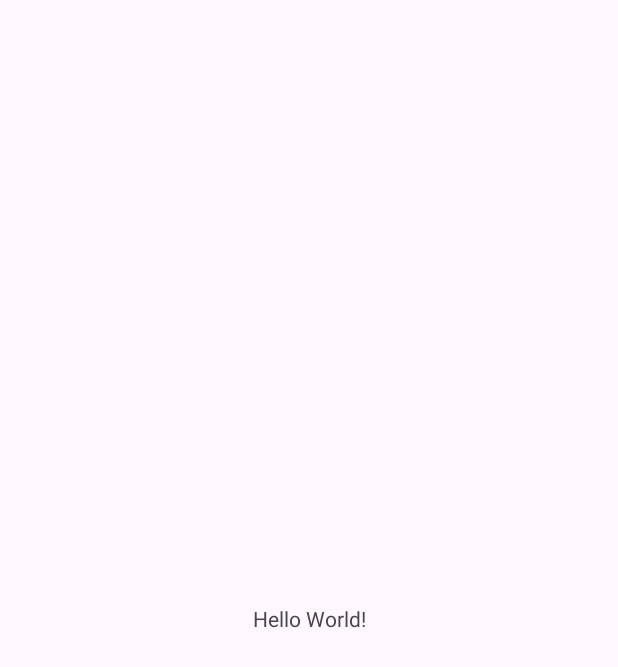
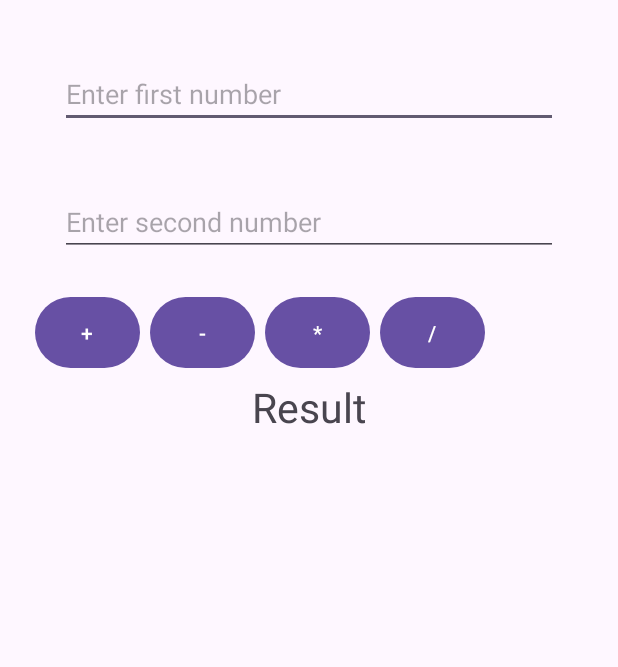
Before and after one commit to iNathz/Nathaniel-Zareno-block6-activity1, an Android app: the screen it shows after launch (MainActivity), on a phone screen of 412 x 824 dp. Before the commit the part shown is almost empty. Shown: the top 667 px of the screen. Run offline under Robolectric (Android 15) with nearby library versions, the phone set to English and light mode, and no system bars.

Commit message:
Third Commit - Activity_main XML - Codes

```diff
--- a/app/src/main/res/layout/activity_main.xml
+++ b/app/src/main/res/layout/activity_main.xml
@@ -1,18 +1,67 @@
 <?xml version="1.0" encoding="utf-8"?>
-<androidx.constraintlayout.widget.ConstraintLayout xmlns:android="http://schemas.android.com/apk/res/android"
+<LinearLayout xmlns:android="http://schemas.android.com/apk/res/android"
     xmlns:app="http://schemas.android.com/apk/res-auto"
     xmlns:tools="http://schemas.android.com/tools"
     android:layout_width="match_parent"
     android:layout_height="match_parent"
+    android:orientation="vertical"
+    android:layout_margin="20dp"
     tools:context=".MainActivity">
 
+    <EditText
+        android:layout_width="match_parent"
+        android:layout_height="wrap_content"
+        android:layout_margin="20dp"
+        android:id="@+id/et_f"
+        android:hint="Enter first number"/>
+    <EditText
+        android:layout_width="match_parent"
+        android:layout_height="wrap_content"
+        android:layout_margin="20dp"
+        android:id="@+id/et_s"
+        android:hint="Enter second number"/>
+
+    <LinearLayout
+        android:layout_width="match_parent"
+        android:layout_height="wrap_content"
+        android:orientation="horizontal">
+
+        <Button
+            android:id="@+id/button_add"
+            android:layout_width="70dp"
+            android:layout_height="55dp"
+            android:layout_margin="3dp"
+            android:text="+" />
+
+        <Button
+            android:id="@+id/button_sub"
+            android:layout_width="70dp"
+            android:layout_height="55dp"
+            android:layout_margin="3dp"
+            android:text="-" />
+
+        <Button
+            android:id="@+id/button_mul"
+            android:layout_width="70dp"
+            android:layout_height="55dp"
+            android:layout_margin="3dp"
+            android:text="*" />
+
+        <Button
+            android:id="@+id/button_div"
+            android:layout_width="70dp"
+            android:layout_height="55dp"
+            android:layout_margin="3dp"
+            android:text="/" />
+
+    </LinearLayout>
+
     <TextView
-        android:layout_width="wrap_content"
+        android:layout_width="match_parent"
         android:layout_height="wrap_content"
-        android:text="Hello World!"
-        app:layout_constraintBottom_toBottomOf="parent"
-        app:layout_constraintEnd_toEndOf="parent"
-        app:layout_constraintStart_toStartOf="parent"
-        app:layout_constraintTop_toTopOf="parent" />
+        android:text="Result"
+        android:textSize="27sp"
+        android:gravity="center"/>
 
-</androidx.constraintlayout.widget.ConstraintLayout>
+
+</LinearLayout>
```
